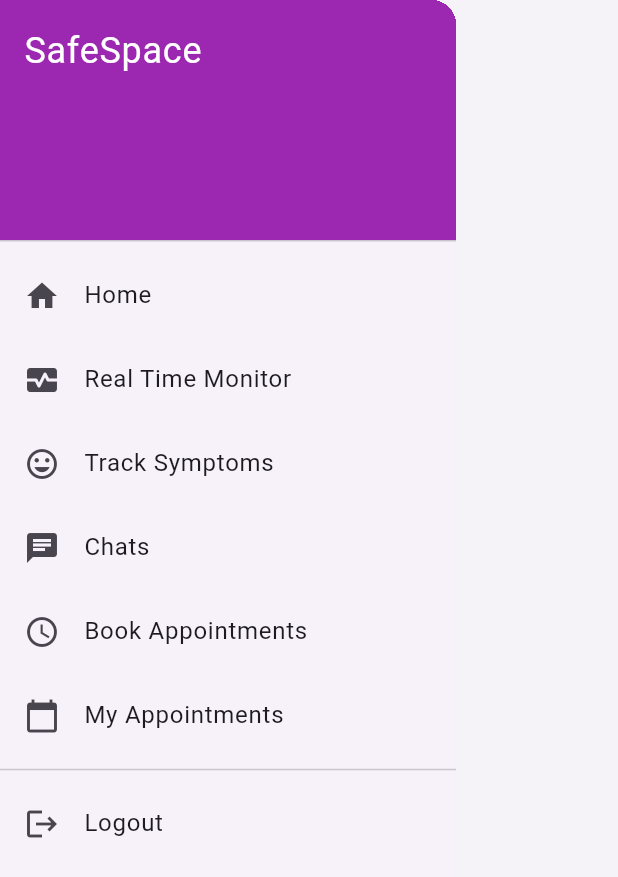
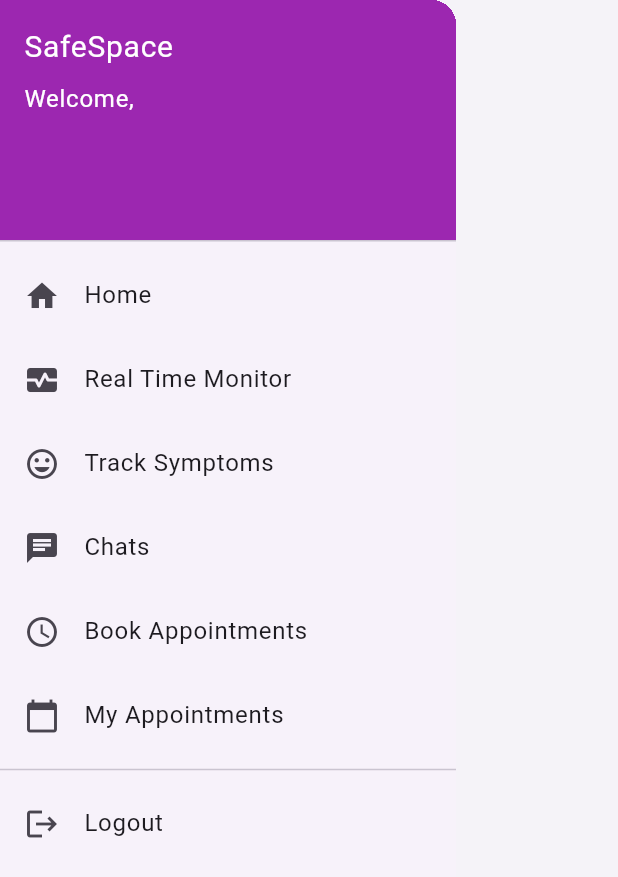
Before and after one commit to Ba-jx/safespace, a Flutter app: the CustomDrawer widget shown alone on an empty page, opened directly, on a phone screen of 412 x 824 dp. Shown: the top 877 px of the screen. Run offline on Flutter 3.47's test engine with Material 3 defaults, Android fonts, the phone set to English and light mode, and no system bars; our stand-ins replace cloud_firestore, firebase_auth, firebase_core, table_calendar; accounts and stored records are empty.

Commit message:
Update custom_drawer.dart

```diff
--- a/lib/widgets/custom_drawer.dart
+++ b/lib/widgets/custom_drawer.dart
@@ -8,11 +8,11 @@ import '../providers/user_provider.dart';
 class CustomDrawer extends StatelessWidget {
   const CustomDrawer({super.key});
 
-  Future<String?> _getUserRole() async {
+  Future<Map<String, dynamic>?> _getUserData() async {
     final userId = FirebaseAuth.instance.currentUser?.uid;
     if (userId == null) return null;
     final doc = await FirebaseFirestore.instance.collection('users').doc(userId).get();
-    return doc['role'];
+    return doc.exists ? doc.data() : null;
   }
 
   Future<void> _confirmAndLogout(BuildContext context) async {
@@ -33,6 +33,7 @@ Future<void> _confirmAndLogout(BuildContext context) async {
         ],
       ),
     );
+
     if (confirm == true) {
       await FirebaseAuth.instance.signOut();
       Provider.of<UserProvider>(context, listen: false).setUserName('');
@@ -40,26 +41,35 @@ Future<void> _confirmAndLogout(BuildContext context) async {
     }
   }
 
-
   @override
   Widget build(BuildContext context) {
     return Drawer(
-      child: FutureBuilder<String?>(
-        future: _getUserRole(),
+      child: FutureBuilder<Map<String, dynamic>?>(
+        future: _getUserData(),
         builder: (context, snapshot) {
           if (!snapshot.hasData) {
             return const Center(child: CircularProgressIndicator());
           }
 
-          final role = snapshot.data;
+          final userData = snapshot.data!;
+          final String name = userData['name'] ?? 'User';
+          final String role = userData['role'] ?? '';
           final isDoctor = role == 'doctor';
 
           return ListView(
             padding: EdgeInsets.zero,
             children: [
-              const DrawerHeader(
-                decoration: BoxDecoration(color: Colors.purple),
-                child: Text('SafeSpace', style: TextStyle(color: Colors.white, fontSize: 24)),
+              DrawerHeader(
+                decoration: const BoxDecoration(color: Colors.purple),
+                child: Column(
+                  crossAxisAlignment: CrossAxisAlignment.start,
+                  children: [
+                    const Text('SafeSpace', style: TextStyle(color: Colors.white, fontSize: 20)),
+                    const SizedBox(height: 8),
+                    Text('Welcome, $name',
+                        style: const TextStyle(color: Colors.white, fontSize: 16)),
+                  ],
+                ),
               ),
               if (isDoctor) ...[
                 ListTile(
```
Lines whose indentation alone changed are shown as unchanged.
